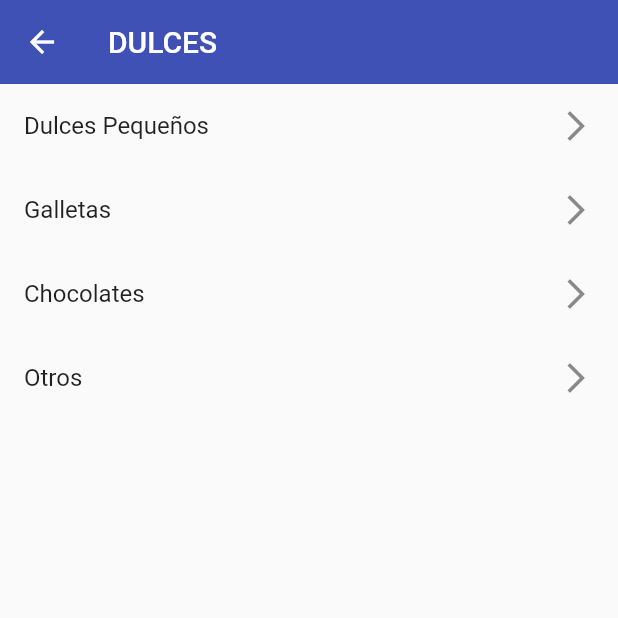
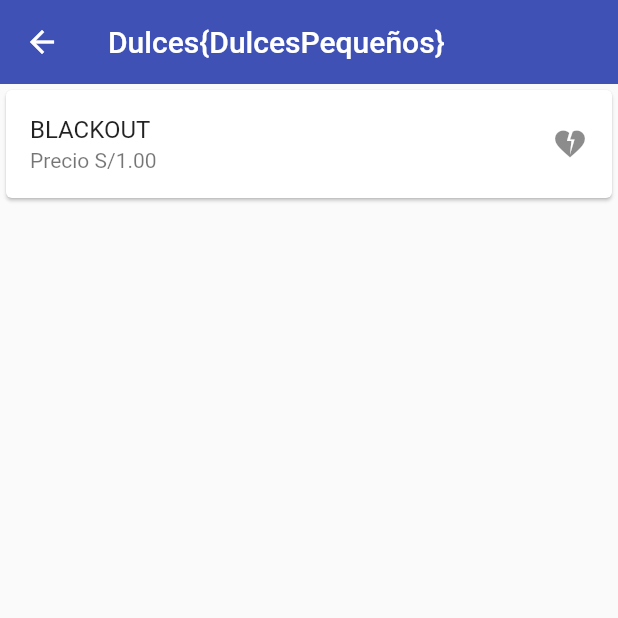
Before and after one commit to ElRobaCuentas/sistema_precios_tienda2022, a Flutter app: the DulcesScreen screen opened by its route, after a tap on "Dulces Pequeños", on a phone screen of 412 x 824 dp, the top half of it. Run offline on Flutter 3.47's test engine with Material 2 defaults, Android fonts, the phone set to English and light mode, and no system bars; network calls fail.

Commit message:
Primer avance subido a github sobre todo la app

```diff
--- a/lib/cards_widgets/card_widget.dart
+++ b/lib/cards_widgets/card_widget.dart
@@ -75,7 +75,7 @@ class CardWidget extends StatelessWidget {
               splashColor: Colors.grey[200],
               child: const Center(
                 child: Text(
-                  'Otros',
+                  'Todo',
                   style: TextStyle(fontSize: 20, fontWeight: FontWeight.w600),
                 ),
               ),
--- a/lib/routes/app_routes.dart
+++ b/lib/routes/app_routes.dart
@@ -1,15 +1,31 @@
 import 'package:control_precios_tienda2022/mains.dart';
+import 'package:control_precios_tienda2022/screens/products_screen/favoritos.dart';
+import 'package:control_precios_tienda2022/screens/specific_products_screen/specific_chocolates.dart';
+import 'package:control_precios_tienda2022/screens/specific_products_screen/specific_galletas.dart';
 import 'package:flutter/material.dart';
 
 class AppRoutes {
   static const initialRoute = 'home';
 
   static Map<String, Widget Function(BuildContext)> routes = {
+    // Principal
     'home': (context) => const HomeScreen(),
+
+    // Pantalla de Procutos
     '/dulces': (context) => const DulcesScreen(),
     '/bebidas': (context) => const BebidasScreen(),
     '/abarrotes': (context) => const AbarrotesScreen(),
     '/limpieza': (context) => const LimpiezaScreen(),
     '/otros': (context) => const OtrosScreen(),
+
+    // Pantalla de los productos favoritos
+
+    '/favoritos': (context) => const FavoritosScreen(),
+
+    // Pantalla de Procutos Especificos con boton de favoritos
+
+    '/specificDulces': (context) => const SpecificDulcesScreen(),
+    '/specificGalletas': (context) => const SpecificGalletasScreen(),
+    '/specificChocolates': (context) => const SpecificChocolatesScreen()
   };
 }
--- a/lib/screens/products_screen.dart/dulces.dart
+++ /dev/null
@@ -1,29 +0,0 @@
-import 'package:flutter/material.dart';
-
-class DulcesScreen extends StatelessWidget {
-  const DulcesScreen({Key? key}) : super(key: key);
-
-  @override
-  Widget build(BuildContext context) {
-    const listDulces = ['Dulces Pequeños', 'Galletas', 'Chocolates', 'Otros'];
-
-    return Scaffold(
-      appBar: AppBar(
-        title: const Text(
-          'DULCES',
-        ),
-      ),
-      body: ListView(
-        children: [
-          ...listDulces.map(
-            (miniProducts) => ListTile(
-              onTap: () {},
-              title: Text(miniProducts),
-              trailing: const Icon(Icons.arrow_forward_ios_outlined),
-            ),
-          )
-        ],
-      ),
-    );
-  }
-}
--- /dev/null
+++ b/lib/screens/products_screen/dulces.dart
@@ -0,0 +1,143 @@
+import 'package:flutter/material.dart';
+
+class DulcesScreen extends StatelessWidget {
+  const DulcesScreen({Key? key}) : super(key: key);
+
+  @override
+  Widget build(BuildContext context) {
+    return Scaffold(
+      appBar: AppBar(
+        title: const Text(
+          'DULCES',
+        ),
+      ),
+      body: ListView(
+        padding: const EdgeInsets.all(10),
+        children: [
+          Card(
+            child: InkWell(
+                onTap: (() {
+                  Navigator.pushNamed(context, '/specificDulces');
+                }),
+                splashColor: Colors.grey[200],
+                child: const ListTile(
+                  title: Text('Dulces Pequeños'),
+                  trailing: Icon(Icons.arrow_forward_ios_outlined),
+                )),
+          ),
+          Card(
+            child: InkWell(
+                onTap: (() {
+                  Navigator.pushNamed(context, '/specificGalletas');
+                }),
+                splashColor: Colors.grey[200],
+                child: const ListTile(
+                  title: Text('Galletas'),
+                  trailing: Icon(Icons.arrow_forward_ios_outlined),
+                )),
+          ),
+          Card(
+            child: InkWell(
+                onTap: (() {
+                  Navigator.pushNamed(context, '/specificChocolates');
+                }),
+                splashColor: Colors.grey[200],
+                child: const ListTile(
+                  title: Text('Chocolates'),
+                  trailing: Icon(Icons.arrow_forward_ios_outlined),
+                )),
+          ),
+        ],
+      ),
+    );
+  }
+}
+
+
+
+
+
+
+
+
+
+
+
+
+
+
+
+// class DulcesPequenos extends StatelessWidget {
+//   const DulcesPequenos({Key? key}) : super(key: key);
+
+//   @override
+//   Widget build(BuildContext context) {
+//     return TextButton(
+//       onPressed: (() {}),
+//       child: Row(
+//         children: const [
+//           Text(
+//             'Dulces Pequeños',
+//             style: TextStyle(color: Colors.black),
+//           ),
+//           Icon(
+//             Icons.arrow_forward_ios_outlined,
+//             color: Colors.black,
+//           )
+//         ],
+//       ),
+//     );
+//   }
+// }
+
+
+
+
+
+
+
+
+
+
+
+
+
+
+
+
+
+
+
+
+
+
+
+
+
+
+
+
+
+
+
+
+
+
+
+
+
+
+
+// const listDulces = ['Dulces Pequeños', 'Galletas', 'Chocolates', 'Otros'];
+
+// children: [
+        //   ...listDulces.map(
+        //     (miniProducts) => ListTile(
+        //       onTap: () {
+        //         Navigator.pushNamed(context, '/bebidas');
+        //       },
+        //       title: Text(miniProducts),
+        //       trailing: const Icon(Icons.arrow_forward_ios_outlined),
+        //     ),
+        //   )
+        // ],
--- a/lib/screens/products_screen.dart/otros.dart
+++ b/lib/screens/products_screen/todo.dart
@@ -7,7 +7,7 @@ class OtrosScreen extends StatelessWidget {
   Widget build(BuildContext context) {
     return Scaffold(
       appBar: AppBar(
-        title: const Text('PANTALLA DE OTROS'),
+        title: const Text('PANTALLA DE TODO'),
       ),
     );
   }
--- /dev/null
+++ b/lib/screens/specific_products_screen/specific_dulces.dart
@@ -0,0 +1,65 @@
+import 'package:flutter/material.dart';
+
+class SpecificDulcesScreen extends StatelessWidget {
+  const SpecificDulcesScreen({Key? key}) : super(key: key);
+
+  @override
+  Widget build(BuildContext context) {
+    return Scaffold(
+      appBar: AppBar(title: const Text('Dulces{DulcesPequeños}')),
+      body: ListView(
+        children: [
+          Card(
+            child: InkWell(
+                onTap: (() {
+                  Navigator.pushNamed(context, '/favoritos');
+                }),
+                splashColor: Colors.grey[200],
+                child: const ListTile(
+                  title: Text('BLACKOUT'),
+                  subtitle: Text('Precio S/1.00'),
+                  trailing: Icon(Icons.heart_broken_sharp),
+                )),
+          ),
+        ],
+      ),
+    );
+  }
+}
+
+
+
+
+
+
+
+
+
+
+
+
+
+
+
+
+// Forma eficiente pero mas dificil, nose como poner el ruteo a cada uno, ya que todo es uno solo
+
+// final tituloProducto = ['BLACKOUT', 'TENTACIÓN', 'CASINO', 'GLASITAS'];
+
+    // final precioProducto = [
+    //   'Precio S/1.00',
+    //   'Precio S/2.00',
+    //   'Precio S/1.50',
+    //   'Precio S/1.20'
+    // ];
+
+    // return Scaffold(
+    //     appBar: AppBar(title: Text('Dulces{DulcesPequeños}')),
+    //     body: ListView.separated(
+    //         itemCount: tituloProducto.length,
+    //         itemBuilder: (context, index) => ListTile(
+    //               title: Text(tituloProducto[index]),
+    //               trailing: Icon(Icons.heart_broken_sharp),
+    //               subtitle: Text(precioProducto[index]),
+    //             ),
+    //         separatorBuilder: (context, index) => const Divider()));
```
Also changed, not shown: lib/mains.dart (+7 -5 lines), lib/screens/products_screen/favoritos.dart (added, +14 -0 lines), lib/screens/specific_products_screen/specific_chocolates.dart (added, +14 -0 lines), lib/screens/specific_products_screen/specific_galletas.dart (added, +14 -0 lines), lib/screens/products_screen/abarrotes.dart (renamed from lib/screens/products_screen.dart/abarrotes.dart), lib/screens/products_screen/bebidas.dart (renamed from lib/screens/products_screen.dart/bebidas.dart), lib/screens/products_screen/limpieza.dart (renamed from lib/screens/products_screen.dart/limpieza.dart).
